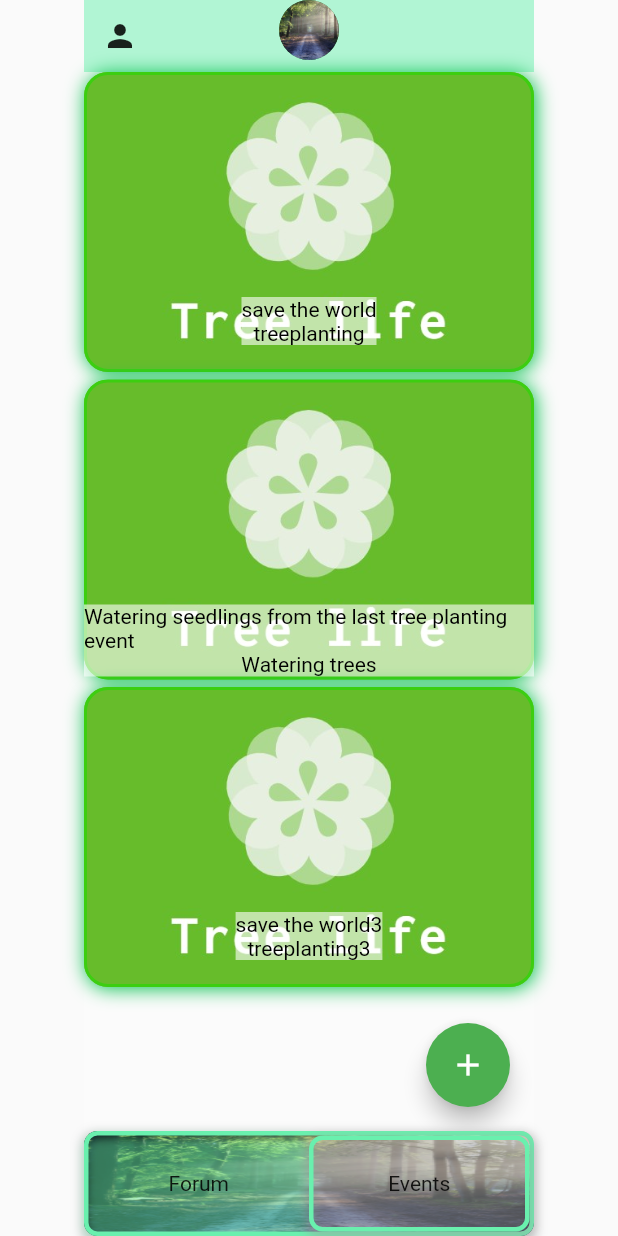
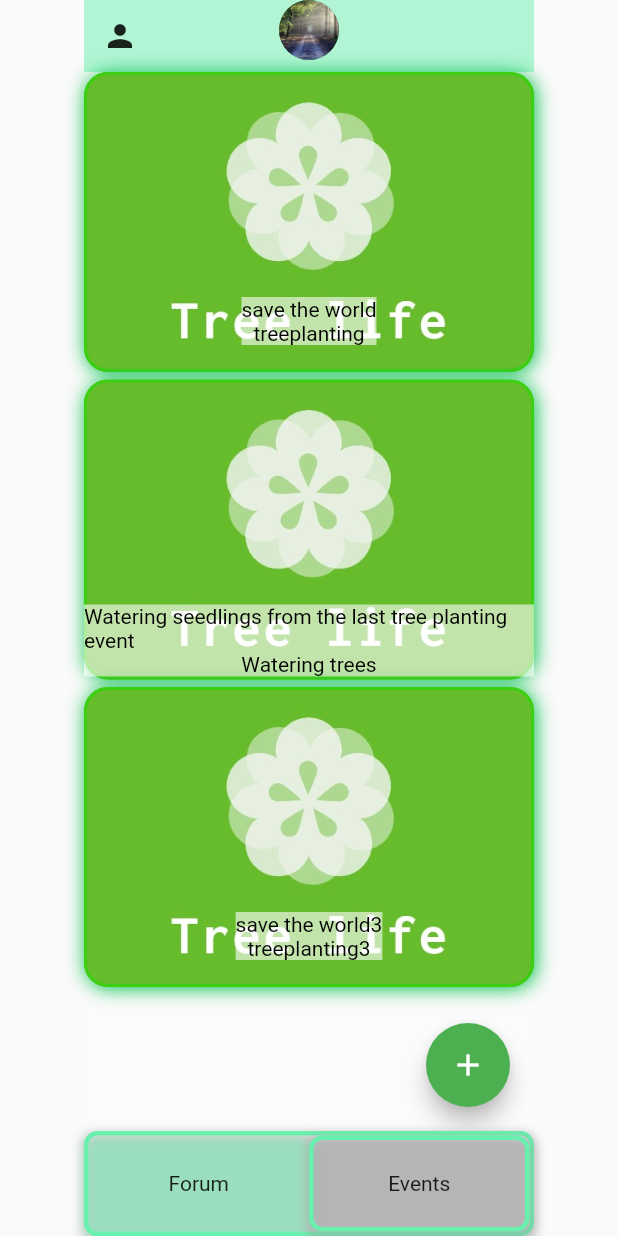
Before and after one commit to KING-CYBERTON/realtimedb, a Flutter app: the screen it shows after launch, on a phone screen of 412 x 824 dp. Run offline on Flutter 3.47's test engine with Material 2 defaults, Android fonts, the phone set to English and light mode, and no system bars; drawn by our look-alikes of firebase_database; our stand-ins replace firebase_core, get; accounts and stored records are empty.

Commit message:
fin edet

```diff
--- a/lib/homepage.dart
+++ b/lib/homepage.dart
@@ -149,9 +149,7 @@ class MyBottomNavigationBar extends StatelessWidget {
       constraints: const BoxConstraints(maxWidth: 300),
       height: 70,
       decoration: BoxDecoration(
-         image: const DecorationImage(
-            image: AssetImage("assets/images/Splash.jpg"),
-            fit: BoxFit.fill),
+
         borderRadius: BorderRadius.circular(9),
         boxShadow: [
           BoxShadow(
```
